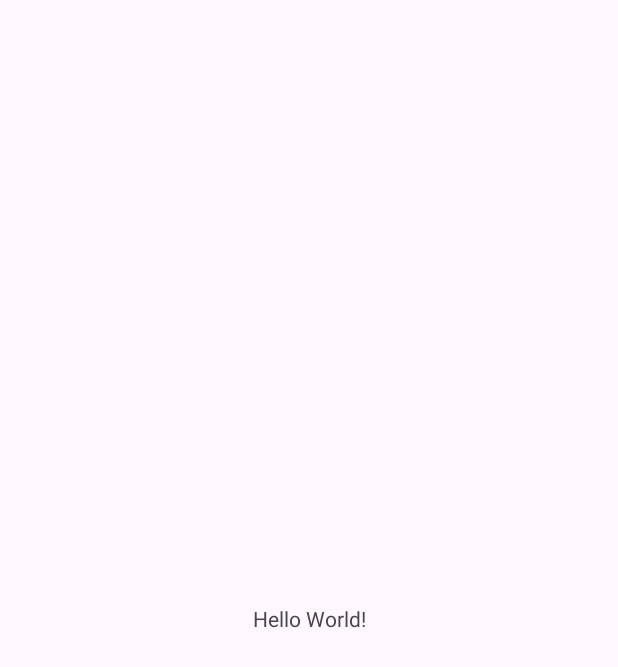
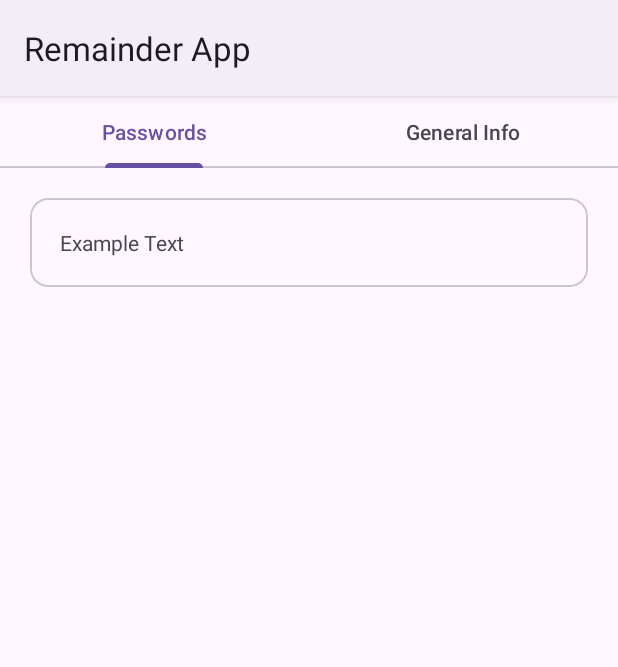
Before and after one commit to dipak1935/Remainder_App, an Android app: the screen it shows after launch (MainActivity), on a phone screen of 412 x 824 dp. Before the commit the part shown is almost empty. Shown: the top 667 px of the screen. Run offline under Robolectric (Android 15) with nearby library versions, the phone set to English and light mode, and no system bars.

```diff
--- a/app/build.gradle.kts
+++ b/app/build.gradle.kts
@@ -15,6 +15,10 @@ android {
         versionName = "1.0"
 
         testInstrumentationRunner = "androidx.test.runner.AndroidJUnitRunner"
+    }
+
+    buildFeatures{
+        viewBinding=true
     }
 
     buildTypes {
--- /dev/null
+++ b/app/src/main/java/com/example/remainderapp/GeneralInfoFragment.kt
@@ -0,0 +1,26 @@
+package com.example.remainderapp
+
+import android.os.Bundle
+import android.view.LayoutInflater
+import android.view.View
+import android.view.ViewGroup
+import androidx.fragment.app.Fragment
+import com.example.remainderapp.databinding.FragmentGeneralInfoBinding
+
+class GeneralInfoFragment:Fragment() {
+    private lateinit var binding: FragmentGeneralInfoBinding
+    override fun onCreateView(
+        inflater: LayoutInflater,
+        container: ViewGroup?,
+        savedInstanceState: Bundle?
+    ): View {
+
+        binding=FragmentGeneralInfoBinding.inflate(inflater,container,false)
+        return binding.root
+
+    }
+
+    override fun onViewCreated(view: View, savedInstanceState: Bundle?) {
+        super.onViewCreated(view, savedInstanceState)
+    }
+}
--- a/app/src/main/java/com/example/remainderapp/MainActivity.kt
+++ b/app/src/main/java/com/example/remainderapp/MainActivity.kt
@@ -5,10 +5,49 @@ import androidx.activity.enableEdgeToEdge
 import androidx.appcompat.app.AppCompatActivity
 import androidx.core.view.ViewCompat
 import androidx.core.view.WindowInsetsCompat
+import androidx.fragment.app.Fragment
+import androidx.fragment.app.FragmentActivity
+import androidx.viewpager2.adapter.FragmentStateAdapter
+import com.example.remainderapp.databinding.ActivityMainBinding
+import com.google.android.material.tabs.TabLayoutMediator
 
 class MainActivity : AppCompatActivity() {
+
+
+    private lateinit var binding:ActivityMainBinding
     override fun onCreate(savedInstanceState: Bundle?) {
         super.onCreate(savedInstanceState)
-        setContentView(R.layout.activity_main)
+        binding=ActivityMainBinding.inflate(layoutInflater)
+        setContentView(binding.root)
+
+        binding.pager.adapter=PagerAdapter(this)
+
+        TabLayoutMediator(binding.tabLayout,binding.pager){
+            tab,position->
+
+            when(position){
+                0 -> tab.text="Passwords"
+                1 -> tab.text="General Info"
+
+            }
+        }.attach()
+
+    }
+    private inner class PagerAdapter(fa:FragmentActivity):FragmentStateAdapter(fa){
+        override fun getItemCount(): Int =2
+
+        override fun createFragment(position: Int): Fragment {
+
+            when(position){
+                0 ->{
+                    return PasswordsFragment()
+                }
+                else ->{
+                    return GeneralInfoFragment()
+                }
+
+            }
+        }
+
     }
 }
--- /dev/null
+++ b/app/src/main/java/com/example/remainderapp/PasswordsFragment.kt
@@ -0,0 +1,28 @@
+package com.example.remainderapp
+
+import android.os.Bundle
+import android.view.LayoutInflater
+import android.view.View
+import android.view.ViewGroup
+import androidx.fragment.app.Fragment
+import com.example.remainderapp.databinding.FragmentPasswordsBinding
+
+class PasswordsFragment:Fragment() {
+    private lateinit var binding:FragmentPasswordsBinding
+
+    override fun onCreateView(
+        inflater: LayoutInflater,
+        container: ViewGroup?,
+        savedInstanceState: Bundle?
+    ): View {
+
+        binding=FragmentPasswordsBinding.inflate(inflater,container,false)
+
+        return binding.root
+
+    }
+
+    override fun onViewCreated(view: View, savedInstanceState: Bundle?) {
+        super.onViewCreated(view, savedInstanceState)
+    }
+}
--- a/app/src/main/res/layout/activity_main.xml
+++ b/app/src/main/res/layout/activity_main.xml
@@ -7,13 +7,18 @@
     android:layout_height="match_parent"
     tools:context=".MainActivity">
 
-    <TextView
-        android:layout_width="wrap_content"
+    <com.google.android.material.tabs.TabLayout
+        android:id="@+id/tab_layout"
+        android:layout_width="match_parent"
         android:layout_height="wrap_content"
-        android:text="Hello World!"
+        app:layout_constraintTop_toTopOf="parent"/>
+
+    <androidx.viewpager2.widget.ViewPager2
+        app:layout_constraintTop_toBottomOf="@+id/tab_layout"
         app:layout_constraintBottom_toBottomOf="parent"
-        app:layout_constraintEnd_toEndOf="parent"
-        app:layout_constraintStart_toStartOf="parent"
-        app:layout_constraintTop_toTopOf="parent" />
+        android:layout_width="match_parent"
+        android:layout_height="0dp"
+        android:id="@+id/pager"/>
+
 
 </androidx.constraintlayout.widget.ConstraintLayout>
--- /dev/null
+++ b/app/src/main/res/layout/fragment_general_info.xml
@@ -0,0 +1,17 @@
+<?xml version="1.0" encoding="utf-8"?>
+<androidx.constraintlayout.widget.ConstraintLayout xmlns:android="http://schemas.android.com/apk/res/android"
+    android:layout_width="match_parent"
+    android:layout_height="match_parent"
+    xmlns:app="http://schemas.android.com/apk/res-auto">
+
+    <TextView
+        android:id="@+id/textView"
+        android:layout_width="wrap_content"
+        android:layout_height="wrap_content"
+        android:text="General Info"
+        app:layout_constraintBottom_toBottomOf="parent"
+        app:layout_constraintEnd_toEndOf="parent"
+        app:layout_constraintStart_toStartOf="parent"
+        app:layout_constraintTop_toTopOf="parent" />
+
+</androidx.constraintlayout.widget.ConstraintLayout>
--- /dev/null
+++ b/app/src/main/res/layout/fragment_passwords.xml
@@ -0,0 +1,41 @@
+<?xml version="1.0" encoding="utf-8"?>
+<ScrollView xmlns:android="http://schemas.android.com/apk/res/android"
+    xmlns:app="http://schemas.android.com/apk/res-auto"
+    xmlns:tools="http://schemas.android.com/tools"
+    android:layout_width="match_parent"
+    android:layout_height="match_parent">
+
+    <LinearLayout
+        android:layout_width="match_parent"
+        android:layout_height="wrap_content"
+        android:padding="20dp"
+        android:orientation="vertical">
+
+
+        <com.google.android.material.card.MaterialCardView
+            android:layout_width="match_parent"
+            android:layout_height="wrap_content">
+
+            <androidx.constraintlayout.widget.ConstraintLayout
+                android:layout_width="match_parent"
+                android:layout_height="wrap_content"
+                android:padding="20dp">
+
+                <TextView
+                    app:layout_constraintTop_toTopOf="parent"
+                    app:layout_constraintStart_toStartOf="parent"
+                    android:layout_width="wrap_content"
+                    android:layout_height="wrap_content"
+                    android:text="Example Text"/>
+
+            </androidx.constraintlayout.widget.ConstraintLayout>
+        </com.google.android.material.card.MaterialCardView>
+
+
+
+
+
+    </LinearLayout>
+
+
+</ScrollView>
--- a/app/src/main/res/values-night/themes.xml
+++ b/app/src/main/res/values-night/themes.xml
@@ -1,6 +1,6 @@
 <resources xmlns:tools="http://schemas.android.com/tools">
     <!-- Base application theme. -->
-    <style name="Base.Theme.RemainderApp" parent="Theme.Material3.DayNight.NoActionBar">
+    <style name="Base.Theme.RemainderApp" parent="Theme.Material3.DayNight">
         <!-- Customize your dark theme here. -->
         <!-- <item name="colorPrimary">@color/my_dark_primary</item> -->
     </style>
--- a/app/src/main/res/values/themes.xml
+++ b/app/src/main/res/values/themes.xml
@@ -1,6 +1,6 @@
 <resources xmlns:tools="http://schemas.android.com/tools">
     <!-- Base application theme. -->
-    <style name="Base.Theme.RemainderApp" parent="Theme.Material3.DayNight.NoActionBar">
+    <style name="Base.Theme.RemainderApp" parent="Theme.Material3.DayNight">
         <!-- Customize your light theme here. -->
         <!-- <item name="colorPrimary">@color/my_light_primary</item> -->
     </style>
```
